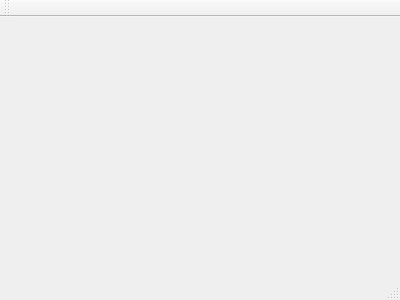
Old version of the form mainwindow.ui in the repository JohnAGoldsmith/finiteringunits.
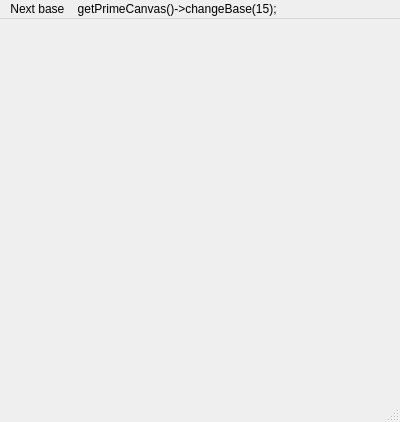
New version of the form.

Commit message: much more functionality, including increment button

What changed in the file:
```diff
--- a/mainwindow.ui
+++ b/mainwindow.ui
@@ -1,24 +1,45 @@
 <ui version="4.0">
  <class>MainWindow</class>
- <widget class="QMainWindow" name="MainWindow" >
-  <property name="geometry" >
+ <widget class="QMainWindow" name="MainWindow">
+  <property name="geometry">
    <rect>
     <x>0</x>
     <y>0</y>
     <width>400</width>
-    <height>300</height>
+    <height>422</height>
    </rect>
   </property>
   <property name="windowTitle" >
    <string>MainWindow</string>
   </property>
-  <widget class="QMenuBar" name="menuBar" />
-  <widget class="QToolBar" name="mainToolBar" />
-  <widget class="QWidget" name="centralWidget" />
-  <widget class="QStatusBar" name="statusBar" />
+  <widget class="QWidget" name="centralWidget"/>
+  <widget class="QMenuBar" name="menuBar">
+   <property name="geometry">
+    <rect>
+     <x>0</x>
+     <y>0</y>
+     <width>400</width>
+     <height>43</height>
+    </rect>
+   </property>
+   <widget class="QMenu" name="menuIncrement">
+    <property name="geometry">
+     <rect>
+      <x>458</x>
+      <y>204</y>
+      <width>289</width>
+      <height>92</height>
+     </rect>
+    </property>
+    <property name="title">
+     <string>Next base    getPrimeCanvas()-&gt;changeBase(15);</string>
+    </property>
+   </widget>
+   <addaction name="menuIncrement"/>
+  </widget>
+  <widget class="QStatusBar" name="statusBar"/>
  </widget>
- <layoutDefault spacing="6" margin="11" />
- <pixmapfunction></pixmapfunction>
+ <layoutdefault spacing="6" margin="11"/>
  <resources/>
  <connections/>
 </ui>
```
Left out of the diff: 3 changed lines with no effect on the pictures. The commit also changes 8 other files.
